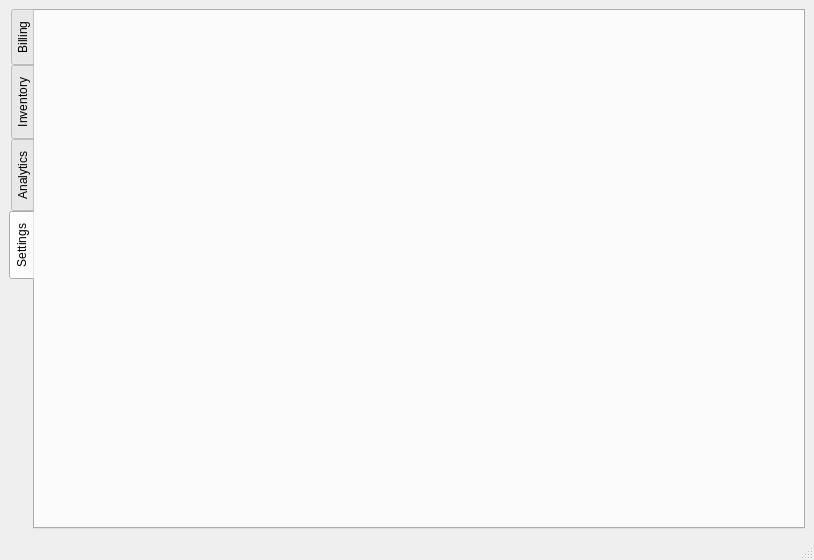
Qt form pos.ui (ab-1102/PointOfService) before a commit.
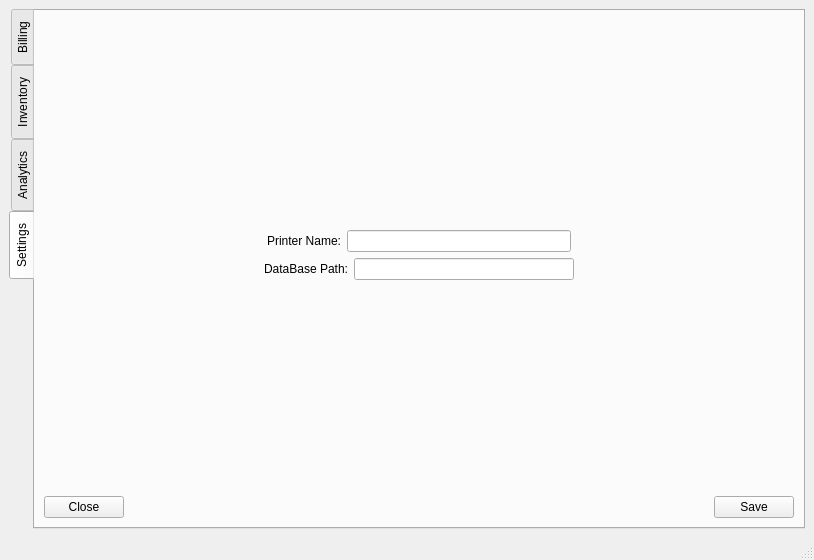
The same form after that commit. The open tabs and pages were chosen to show the change.

```diff
--- a/pos.ui
+++ b/pos.ui
@@ -14,7 +14,7 @@
    <string>MainWindow</string>
   </property>
   <widget class="QWidget" name="centralwidget">
-   <layout class="QHBoxLayout" name="horizontalLayout">
+   <layout class="QVBoxLayout" name="verticalLayout_13">
     <item>
      <widget class="QTabWidget" name="tabWidget">
       <property name="layoutDirection">
@@ -474,6 +474,148 @@
        <attribute name="title">
         <string>Settings</string>
        </attribute>
+       <layout class="QVBoxLayout" name="verticalLayout_12">
+        <item>
+         <spacer name="verticalSpacer_2">
+          <property name="orientation">
+           <enum>Qt::Orientation::Vertical</enum>
+          </property>
+          <property name="sizeHint" stdset="0">
+           <size>
+            <width>20</width>
+            <height>40</height>
+           </size>
+          </property>
+         </spacer>
+        </item>
+        <item>
+         <layout class="QHBoxLayout" name="horizontalLayout_12">
+          <item>
+           <spacer name="horizontalSpacer_2">
+            <property name="orientation">
+             <enum>Qt::Orientation::Horizontal</enum>
+            </property>
+            <property name="sizeHint" stdset="0">
+             <size>
+              <width>40</width>
+              <height>20</height>
+             </size>
+            </property>
+           </spacer>
+          </item>
+          <item>
+           <widget class="QLabel" name="label_6">
+            <property name="text">
+             <string>Printer Name:</string>
+            </property>
+            <property name="alignment">
+             <set>Qt::AlignmentFlag::AlignRight|Qt::AlignmentFlag::AlignTrailing|Qt::AlignmentFlag::AlignVCenter</set>
+            </property>
+           </widget>
+          </item>
+          <item>
+           <widget class="QLineEdit" name="PrinterNameLineEdit"/>
+          </item>
+          <item>
+           <spacer name="horizontalSpacer_3">
+            <property name="orientation">
+             <enum>Qt::Orientation::Horizontal</enum>
+            </property>
+            <property name="sizeHint" stdset="0">
+             <size>
+              <width>40</width>
+              <height>20</height>
+             </size>
+            </property>
+           </spacer>
+          </item>
+         </layout>
+        </item>
+        <item>
+         <layout class="QHBoxLayout" name="horizontalLayout_15">
+          <item>
+           <spacer name="horizontalSpacer_5">
+            <property name="orientation">
+             <enum>Qt::Orientation::Horizontal</enum>
+            </property>
+            <property name="sizeHint" stdset="0">
+             <size>
+              <width>40</width>
+              <height>20</height>
+             </size>
+            </property>
+           </spacer>
+          </item>
+          <item>
+           <widget class="QLabel" name="label_7">
+            <property name="text">
+             <string>DataBase Path:</string>
+            </property>
+           </widget>
+          </item>
+          <item>
+           <widget class="QLineEdit" name="DatabasePathLineEdit"/>
+          </item>
+          <item>
+           <spacer name="horizontalSpacer_6">
+            <property name="orientation">
+             <enum>Qt::Orientation::Horizontal</enum>
+            </property>
+            <property name="sizeHint" stdset="0">
+             <size>
+              <width>40</width>
+              <height>20</height>
+             </size>
+            </property>
+           </spacer>
+          </item>
+         </layout>
+        </item>
+        <item>
+         <spacer name="verticalSpacer">
+          <property name="orientation">
+           <enum>Qt::Orientation::Vertical</enum>
+          </property>
+          <property name="sizeHint" stdset="0">
+           <size>
+            <width>20</width>
+            <height>40</height>
+           </size>
+          </property>
+         </spacer>
+        </item>
+        <item>
+         <layout class="QHBoxLayout" name="horizontalLayout_13">
+          <item>
+           <widget class="QPushButton" name="CloseButton">
+            <property name="text">
+             <string>Close</string>
+            </property>
+           </widget>
+          </item>
+          <item>
+           <spacer name="horizontalSpacer_4">
+            <property name="orientation">
+             <enum>Qt::Orientation::Horizontal</enum>
+            </property>
+            <property name="sizeHint" stdset="0">
+             <size>
+              <width>40</width>
+              <height>20</height>
+             </size>
+            </property>
+           </spacer>
+          </item>
+          <item>
+           <widget class="QPushButton" name="ConfigSavePushButton">
+            <property name="text">
+             <string>Save</string>
+            </property>
+           </widget>
+          </item>
+         </layout>
+        </item>
+       </layout>
       </widget>
      </widget>
     </item>
```
